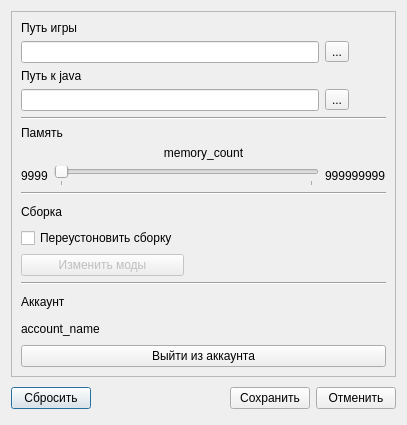
Old version of the form SomLauncherCpp/Form/SettingsDialog.ui in the repository MOCSOM/SomLauncher.
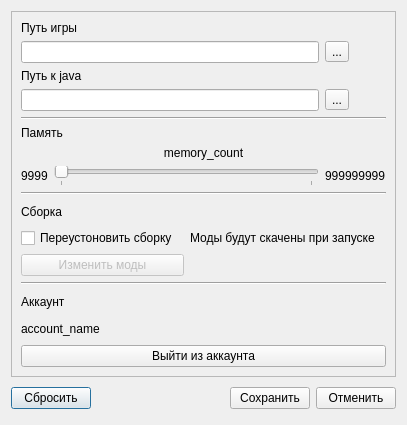
New version of the form. Custom widgets are drawn as their Qt base class.

```diff
--- a/SomLauncherCpp/Form/SettingsDialog.ui
+++ b/SomLauncherCpp/Form/SettingsDialog.ui
@@ -250,6 +250,13 @@
         </property>
        </widget>
       </item>
+      <item row="11" column="2" colspan="2">
+       <widget class="QLabel" name="label_modreinstall_notifiy">
+        <property name="text">
+         <string>Моды будут скачены при запуске</string>
+        </property>
+       </widget>
+      </item>
      </layout>
     </widget>
    </item>
```
